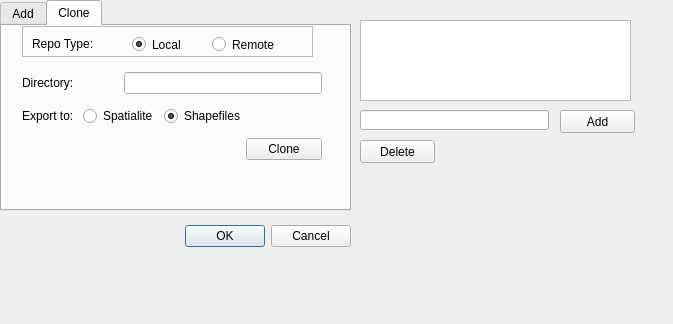
The window that geogig_module_dialog_base.ui (roscoeZA/GeoGigSync) describes before a commit, drawn with Qt 5.
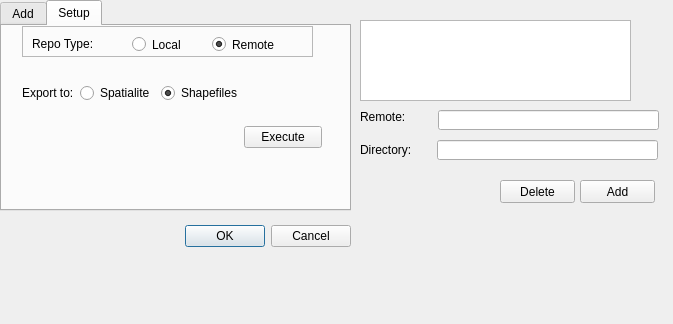
The same window after the commit.

What changed in the file:
```diff
--- a/geogig_module_dialog_base.ui
+++ b/geogig_module_dialog_base.ui
@@ -147,7 +147,7 @@
    </widget>
    <widget class="QWidget" name="tab_2">
     <attribute name="title">
-     <string>Clone</string>
+     <string>Setup</string>
     </attribute>
     <widget class="QWidget" name="layoutWidget">
      <property name="geometry">
@@ -159,24 +159,14 @@
       </rect>
      </property>
      <layout class="QGridLayout" name="gridLayout_2">
-      <item row="0" column="2" colspan="3">
-       <widget class="QLineEdit" name="txtDir"/>
-      </item>
-      <item row="0" column="0">
-       <widget class="QLabel" name="labelRemote_2">
-        <property name="text">
-         <string>Directory: </string>
-        </property>
-       </widget>
-      </item>
-      <item row="1" column="1" colspan="2">
+      <item row="0" column="1" colspan="2">
        <widget class="QRadioButton" name="radioSpatialiteClone">
         <property name="text">
          <string>Spatialite</string>
         </property>
        </widget>
       </item>
-      <item row="1" column="3">
+      <item row="0" column="3">
        <widget class="QRadioButton" name="radioShapefilesClone">
         <property name="text">
          <string>Shapefiles</string>
@@ -186,20 +176,20 @@
         </property>
        </widget>
       </item>
-      <item row="2" column="4">
-       <widget class="QPushButton" name="btnClone">
-        <property name="text">
-         <string>Clone</string>
-        </property>
-       </widget>
-      </item>
-      <item row="1" column="0">
+      <item row="0" column="0">
        <widget class="QLabel" name="labelImport">
         <property name="text">
          <string>Export to:</string>
         </property>
        </widget>
       </item>
+      <item row="1" column="4">
+       <widget class="QPushButton" name="btnClone">
+        <property name="text">
+         <string>Execute</string>
+        </property>
+       </widget>
+      </item>
      </layout>
     </widget>
     <widget class="QFrame" name="frame">
@@ -230,7 +220,7 @@
        <string>Local</string>
       </property>
       <property name="checked">
-       <bool>true</bool>
+       <bool>false</bool>
       </property>
      </widget>
      <widget class="QRadioButton" name="radioRemote">
@@ -245,6 +235,9 @@
       <property name="text">
        <string>Remote</string>
       </property>
+      <property name="checked">
+       <bool>true</bool>
+      </property>
      </widget>
      <widget class="QLabel" name="labelType">
       <property name="geometry">
@@ -275,8 +268,8 @@
   <widget class="QPushButton" name="btnDelete">
    <property name="geometry">
     <rect>
-     <x>360</x>
-     <y>140</y>
+     <x>500</x>
+     <y>180</y>
      <width>75</width>
      <height>23</height>
     </rect>
@@ -288,8 +281,8 @@
   <widget class="QPushButton" name="btnAdd">
    <property name="geometry">
     <rect>
-     <x>560</x>
-     <y>110</y>
+     <x>580</x>
+     <y>180</y>
      <width>75</width>
      <height>23</height>
     </rect>
@@ -301,13 +294,49 @@
   <widget class="QLineEdit" name="txtRemote">
    <property name="geometry">
     <rect>
-     <x>360</x>
+     <x>438</x>
      <y>110</y>
-     <width>189</width>
+     <width>221</width>
      <height>20</height>
     </rect>
    </property>
   </widget>
+  <widget class="QLabel" name="labelRemote_2">
+   <property name="geometry">
+    <rect>
+     <x>360</x>
+     <y>140</y>
+     <width>51</width>
+     <height>20</height>
+    </rect>
+   </property>
+   <property name="text">
+    <string>Directory: </string>
+   </property>
+  </widget>
+  <widget class="QLineEdit" name="txtDir">
+   <property name="geometry">
+    <rect>
+     <x>437</x>
+     <y>140</y>
+     <width>221</width>
+     <height>20</height>
+    </rect>
+   </property>
+  </widget>
+  <widget class="QLabel" name="labelRemoteURL">
+   <property name="geometry">
+    <rect>
+     <x>360</x>
+     <y>110</y>
+     <width>46</width>
+     <height>13</height>
+    </rect>
+   </property>
+   <property name="text">
+    <string>Remote: </string>
+   </property>
+  </widget>
  </widget>
  <resources/>
  <connections>
```
